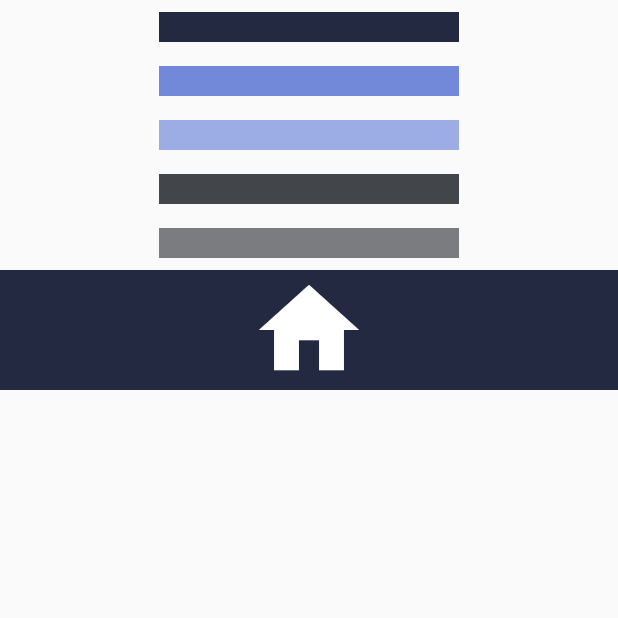
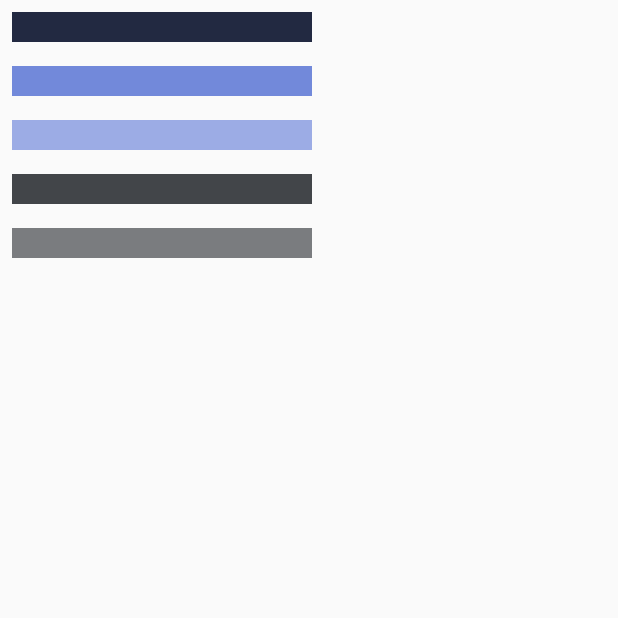
Before and after one commit to debimizfel/Caja-de-ahorro--Demo-, a Flutter app: the ColorPalet screen opened by its route, on a phone screen of 412 x 824 dp, the top half of it. Run offline on Flutter 3.47's test engine with Material 2 defaults, Android fonts, the phone set to English and light mode, and no system bars.

```diff
--- a/lib/widgets/colors.dart
+++ b/lib/widgets/colors.dart
@@ -49,17 +49,6 @@ class ColorPalet extends StatelessWidget {
                 width: 200,
               ),
             ),
-            InkWell(
-              child: Container(
-                color: Color(0xff222941),
-                height: 80.0,
-                width: Size.infinite.width,
-                child: Icon(Icons.home, size: 80.0, color: Colors.white),
-              ),
-              onTap: () {
-                Navigator.pushNamed(context, "tabla_comisiones");
-              },
-            ),
           ],
         ),
       ),
```
